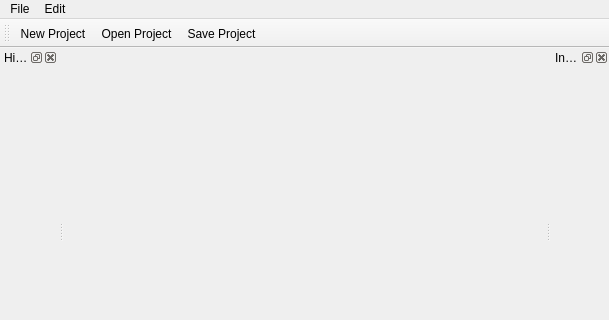
Before: the Qt Designer form Qt Repo/QtTest2/mainwindow.ui in Skyway666/Qt-Practice, drawn with Qt 5; both pictures show x 0 to 609 and y 0 to 320 of the 609 by 460 pixel window.
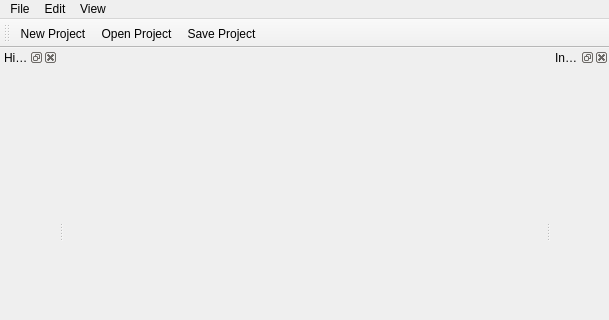
After: the same form once the commit is applied. Icons and pictures are not drawn.

Diff of the .ui file:
```diff
--- a/Qt Repo/QtTest2/mainwindow.ui
+++ b/Qt Repo/QtTest2/mainwindow.ui
@@ -47,7 +47,7 @@
      <x>0</x>
      <y>0</y>
      <width>609</width>
-     <height>21</height>
+     <height>20</height>
     </rect>
    </property>
    <widget class="QMenu" name="menuFile">
@@ -67,8 +67,16 @@
     <addaction name="actionUndo"/>
     <addaction name="actionRedo"/>
    </widget>
+   <widget class="QMenu" name="menuView">
+    <property name="title">
+     <string>View</string>
+    </property>
+    <addaction name="actionHierarchy"/>
+    <addaction name="actionInspector"/>
+   </widget>
    <addaction name="menuFile"/>
    <addaction name="menuEdit"/>
+   <addaction name="menuView"/>
   </widget>
   <widget class="QToolBar" name="toolBar">
    <property name="windowTitle">
```
Left out of the diff: 40 changed lines with no effect on the pictures.
